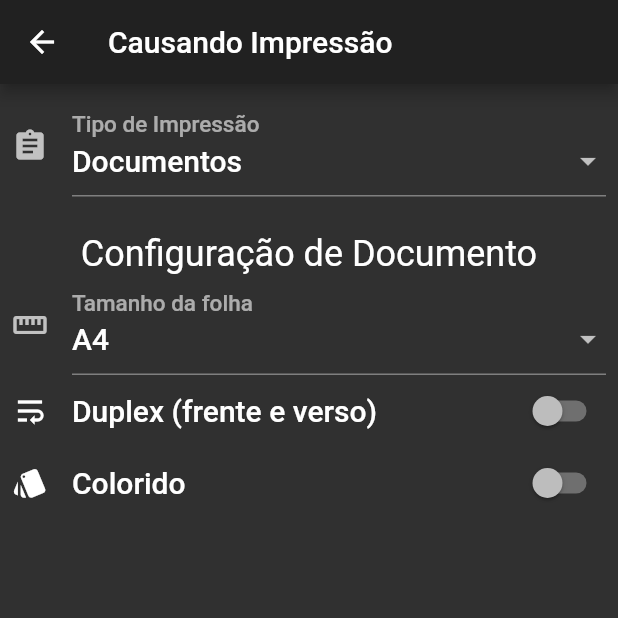
After one commit to luis-puhl/tme_file_shr, a Flutter app: the PrintGroup screen opened by its route, on a phone screen of 412 x 824 dp, the top half of it. The commit adds this screen. Run offline on Flutter 3.47's test engine with Material 2 defaults, Android fonts, the phone set to English and light mode, and no system bars.

Commit message:
Adding Print Group config form.

```diff
--- /dev/null
+++ b/lib/add-group.dart
@@ -0,0 +1,231 @@
+import 'package:flutter/material.dart';
+
+import 'package:tme_file_shr/models.dart';
+import 'package:tme_file_shr/main.dart';
+
+class PrintGroup extends StatefulWidget {
+  @override
+  _PrintGroupState createState() => _PrintGroupState();
+}
+
+class _PrintGroupState extends State<PrintGroup> {
+  final _formKey = GlobalKey<FormState>();
+  GrupoImpressao group = GrupoImpressao();
+
+  TextStyle valueStyle;
+  // group.config
+  // TipoGrupo tipoGrupo;
+  // int copias;
+  // ConfigDoc configDoc;
+  // ConfigFoto configFoto;
+
+  @override
+  Widget build(BuildContext context) {
+    // print(group);
+    this.valueStyle = Theme.of(context).textTheme.title;
+    final padding = SizedBox(height: 8.0);
+    return Scaffold(
+      appBar: AppBar(
+        title: Text(MyApp.title),
+      ),
+      body: Form(
+        key: _formKey,
+        child: ListView(
+          shrinkWrap: true,
+          padding: const EdgeInsets.all(8.0),
+          children: <Widget>[
+            EnumPicker<TipoGrupo>(
+              iconData: Icons.assignment,
+              labelText: 'Tipo de Impressão',
+              hintText: 'Escolha uma loja para retirada',
+              textStyle: Theme.of(context).textTheme.title,
+              map: tipoGrupoStr,
+              originalValue: this.group.tipoGrupo,
+              onChanged: (TipoGrupo newValue) => setState(() {this.group.tipoGrupo = newValue;}),
+            ),
+            padding,
+            this.group.tipoGrupo == TipoGrupo.documento ?
+              DocConfigForm(
+                onTamanhoDocChanged: (TamanhoDoc newValue) => setState(() {this.group.configDoc?.tamanhoDoc = newValue;}),
+                onDuplexChanged: (bool newValue) => setState(() {this.group.configDoc?.duplex = newValue;}),
+                onColoridoChanged: (bool newValue) => setState(() {this.group.configDoc?.colorido = newValue;}),
+                tamanhoDoc: this.group.configDoc?.tamanhoDoc ?? TamanhoDoc.a4,
+                duplex: this.group.configDoc?.duplex ?? false,
+                colorido: this.group.configDoc?.colorido ?? false,
+              )
+              :
+              this.group.tipoGrupo == TipoGrupo.foto ?
+                FotoConfigForm(
+                  onTamanhoFotoChanged: (TamanhoFoto newValue) => setState(() {this.group.configFoto?.tamanhoFoto = newValue;}),
+                  onTipoPapelFotoChanged: (TipoPapelFoto newValue) => setState(() {this.group.configFoto?.tipoPapelFoto = newValue;}),
+                  tamanhoFoto: this.group.configFoto?.tamanhoFoto ?? TamanhoFoto.mm500x750,
+                  tipoPapelFoto: this.group.configFoto?.tipoPapelFoto ?? TipoPapelFoto.brilho,
+                )
+              : padding,
+          ],
+        ),
+      ),
+    );
+  }
+}
+
+class DocConfigForm extends StatelessWidget {
+  final Function onTamanhoDocChanged, onDuplexChanged, onColoridoChanged;
+  final TamanhoDoc tamanhoDoc;
+  final bool duplex;
+  final bool colorido;
+  DocConfigForm({
+    Key key,
+    this.onTamanhoDocChanged,
+    this.onDuplexChanged,
+    this.onColoridoChanged,
+    this.tamanhoDoc,
+    this.duplex,
+    this.colorido,
+  }) : super(key: key);
+
+  @override
+  Widget build(BuildContext context) {
+    return Padding(
+      padding: const EdgeInsets.symmetric(vertical: 16.0),
+      child: Column(
+        children: <Widget>[
+          Text('Configuração de Documento', style: Theme.of(context).textTheme.headline,),
+          EnumPicker<TamanhoDoc>(
+            iconData: Icons.straighten,
+            labelText: 'Tamanho da folha',
+            hintText: 'Escolha um tamaho de folha',
+            textStyle: Theme.of(context).textTheme.title,
+            map: tamanhoDocStr,
+            originalValue: tamanhoDoc,
+            onChanged: onTamanhoDocChanged,
+          ),
+          Row(
+            mainAxisAlignment: MainAxisAlignment.end,
+            children: <Widget>[
+              Padding(
+                padding: const EdgeInsets.only(right: 16),
+                child: Icon(Icons.wrap_text),
+              ),
+              Expanded(child: Text('Duplex (frente e verso)', style: Theme.of(context).textTheme.title,)),
+              Switch(
+                onChanged: onDuplexChanged,
+                value: duplex,
+              ),
+            ],
+          ),
+          Row(
+            mainAxisAlignment: MainAxisAlignment.end,
+            children: <Widget>[
+              Padding(
+                padding: const EdgeInsets.only(right: 16),
+                child: Icon(Icons.style),
+              ),
+              Expanded(child: Text('Colorido', style: Theme.of(context).textTheme.title,)),
+              Switch(
+                onChanged: onColoridoChanged,
+                value: colorido,
+              ),
+            ],
+          ),
+        ],
+      ),
+    );
+  }
+}
+
+class FotoConfigForm extends StatelessWidget {
+  //   class ConfigFoto {
+  //   TamanhoFoto tamanhoFoto;
+  //   TipoPapelFoto tipoPapelFoto;
+  // }
+  final Function onTamanhoFotoChanged, onTipoPapelFotoChanged;
+  final TamanhoFoto tamanhoFoto;
+  final TipoPapelFoto tipoPapelFoto;
+  FotoConfigForm({
+    Key key,
+    this.onTamanhoFotoChanged,
+    this.onTipoPapelFotoChanged,
+    this.tamanhoFoto,
+    this.tipoPapelFoto,
+  }) : super(key: key);
+
+  @override
+  Widget build(BuildContext context) {
+    return Padding(
+      padding: const EdgeInsets.symmetric(vertical: 16.0),
+      child: Column(
+        children: <Widget>[
+          Text('Configuração de Fotos', style: Theme.of(context).textTheme.headline,),
+          EnumPicker<TamanhoFoto>(
+            iconData: Icons.straighten,
+            labelText: 'Tamanho da folha',
+            hintText: 'Escolha um tamaho de folha',
+            textStyle: Theme.of(context).textTheme.title,
+            map: tamanhoFotoStr,
+            originalValue: tamanhoFoto,
+            onChanged: onTamanhoFotoChanged,
+          ),
+          EnumPicker<TipoPapelFoto>(
+            iconData: Icons.straighten,
+            labelText: 'Tipo de Papel',
+            hintText: 'Escolha um tipo de papel',
+            textStyle: Theme.of(context).textTheme.title,
+            map: tipoPapelFotoStr,
+            originalValue: tipoPapelFoto,
+            onChanged: onTipoPapelFotoChanged,
+          ),
+        ],
+      ),
+    );
+  }
+}
+
+class EnumPicker<T> extends StatelessWidget {
+  final IconData iconData;
+  final String labelText;
+  final String hintText;
+  final TextStyle textStyle;
+  final Map<T, String> map;
+  final T originalValue;
+  final Function onChanged;
+
+  EnumPicker({
+    Key key,
+    this.iconData,
+    this.labelText,
+    this.hintText,
+    this.textStyle,
+    this.map,
+    this.originalValue,
+    this.onChanged,
+  }) : super(key: key);
+
+  @override
+  Widget build(BuildContext context) {
+    return InputDecorator(
+      decoration: InputDecoration(
+        icon: Icon(iconData),
+        labelText: labelText,
+        hintText: hintText,
+        // contentPadding: EdgeInsets.fromLTRB(0, 8, 0, 12),
+      ),
+      baseStyle: textStyle,
+      isEmpty: originalValue == null,
+      child: DropdownButtonHideUnderline(
+        child: DropdownButton<T>(
+          style: textStyle,
+          isDense: true, // for InputDecorator
+          value: originalValue,
+          onChanged: onChanged,
+          items: map.entries
+              .map((mapEntry) => DropdownMenuItem<T>(
+                    child: Text(mapEntry.value, style: textStyle),
+                    value: mapEntry.key,
+                  ))
+              .toList(),
+        ),
+      ),
+    );
+  }
+}
--- a/lib/id-form.dart
+++ b/lib/id-form.dart
@@ -65,7 +65,7 @@ class _IdentificationFormState extends State<IdentificationForm> {
                       // Scaffold.of(context)
                       //     .showSnackBar(SnackBar(content: Text('Enviado...')));
                       model.setIdentification(
-                          _nome, _telefone, _lojaRetirada, _dataRetirada);
+                          _nome, '+55 ' + _telefone, _lojaRetirada, _dataRetirada);
                       Navigator.pushNamed(context, '/pedido');
                     }
                   },
@@ -105,7 +105,7 @@ class _IdentificationFormState extends State<IdentificationForm> {
         // contentPadding: EdgeInsets.fromLTRB(0, 8, 0, 12),
       ),
       baseStyle: valueStyle,
-      isEmpty: _lojaRetirada == null,
+      // isEmpty: _lojaRetirada == null,
       child: DropdownButtonHideUnderline(
         child: DropdownButton<Loja>(
           style: valueStyle,
--- a/lib/main.dart
+++ b/lib/main.dart
@@ -5,6 +5,7 @@ import 'package:scoped_model/scoped_model.dart';
 import 'package:tme_file_shr/models.dart';
 import 'package:tme_file_shr/id-form.dart';
 import 'package:tme_file_shr/id-card.dart';
+import 'package:tme_file_shr/add-group.dart';
 
 void main() {
   final model = Pedido();
@@ -38,6 +39,7 @@ class MyApp extends StatelessWidget {
       routes: {
         '/id': (context) => IdentificationForm(),
         '/pedido': (context) => IdentificationCard(),
+        '/group': (context) => PrintGroup(),
       },
       home: IdentificationForm(),
     );
--- a/lib/models.dart
+++ b/lib/models.dart
@@ -1,3 +1,4 @@
+import 'package:flutter/material.dart';
 import 'package:scoped_model/scoped_model.dart';
 import 'package:intl/intl.dart';
 
@@ -8,7 +9,9 @@ class Pedido extends Model {
   String nome, telefone;
   Loja lojaRetirada;
   DateTime dataRetirada;
-  List<GrupoImpressao> grupos;
+  List<GrupoImpressao> grupos = [];
+
+  static Pedido of(BuildContext context) => ScopedModel.of<Pedido>(context);
 
   String toSubTitle() {
     return (telefone != null ? telefone : 'null') + '\n' +
@@ -34,15 +37,43 @@ class Pedido extends Model {
 }
 
 class GrupoImpressao extends Model {
-  Config config;
-  List<Arquivo> arquivos;
-}
+  TipoGrupo _tipoGrupo = TipoGrupo.documento;
+  int copias = 1;
+  ConfigDoc configDoc = ConfigDoc();
+  ConfigFoto configFoto;
 
-class Config extends Model {
-  TipoGrupo tipoGrupo;
-  int copias;
-  ConfigDoc configDoc;
-  ConfigFoto configFoto;
+  List<Arquivo> arquivos = [];
+
+  TipoGrupo get tipoGrupo => _tipoGrupo;
+  set tipoGrupo(TipoGrupo tp) {
+    if (tp != _tipoGrupo) {
+      switch (tp) {
+        case TipoGrupo.documento:
+          configDoc = ConfigDoc();
+          configFoto = null;
+          break;
+        case TipoGrupo.foto:
+          configDoc = null;
+          configFoto = ConfigFoto();
+          break;
+        default:
+      }
+    }
+    _tipoGrupo = tp;
+  }
+  get config {
+    switch (_tipoGrupo) {
+      case TipoGrupo.documento:
+        return configDoc;
+      case TipoGrupo.foto:
+        return configFoto;
+    }
+  }
+
+  @override
+  String toString() {
+    return "tipoGrupo: $tipoGrupo, copias: $copias, arquivos: ${arquivos.length} config: $config";
+  }
 }
 
 class Arquivo extends Model {
@@ -58,7 +89,17 @@ Map<Loja, String> lojaStr = {
 };
 
 enum TipoGrupo { documento, foto, }
+Map<TipoGrupo, String> tipoGrupoStr = {
+  TipoGrupo.documento: 'Documentos',
+  TipoGrupo.foto: 'Fotos',
+};
 enum TamanhoDoc { a3, a4, a5, a6, }
+Map<TamanhoDoc, String> tamanhoDocStr = {
+  TamanhoDoc.a3: 'A3',
+  TamanhoDoc.a4: 'A4',
+  TamanhoDoc.a5: 'A5',
+  TamanhoDoc.a6: 'A6',
+};
 enum TamanhoFoto {
   mm152x102,
   mm152x210,
@@ -95,16 +136,30 @@ Map<TamanhoFoto, String> tamanhoFotoStr = {
 };
 
 class ConfigDoc {
-  TamanhoDoc tamanhoDoc;
+  TamanhoDoc tamanhoDoc = TamanhoDoc.a4;
   // frente, frente_verso,
-  bool duplex;
+  bool duplex = false;
   // colorido ou PB
-  bool colorido;
+  bool colorido = false;
+
+  @override
+  String toString() {
+    return "tamanho: $tamanhoDoc, duplex: $duplex, colorido: $colorido";
+  }
 }
 
 enum TipoPapelFoto { brilho, fosco, }
+Map<TipoPapelFoto, String> tipoPapelFotoStr = {
+  TipoPapelFoto.brilho: 'Brilhante Tradicional',
+  TipoPapelFoto.fosco: 'Fosco Premium',
+};
 
 class ConfigFoto {
-  TamanhoFoto tamanhoFoto;
-  TipoPapelFoto tipoPapelFoto;
+  TamanhoFoto tamanhoFoto = TamanhoFoto.mm203x305;
+  TipoPapelFoto tipoPapelFoto = TipoPapelFoto.brilho;
+
+  @override
+  String toString() {
+    return "tamanhoFoto: $tamanhoFoto, tipoPapelFoto: $tipoPapelFoto";
+  }
 }
```
Also changed, not shown: lib/id-card.dart (+12 -3 lines).
